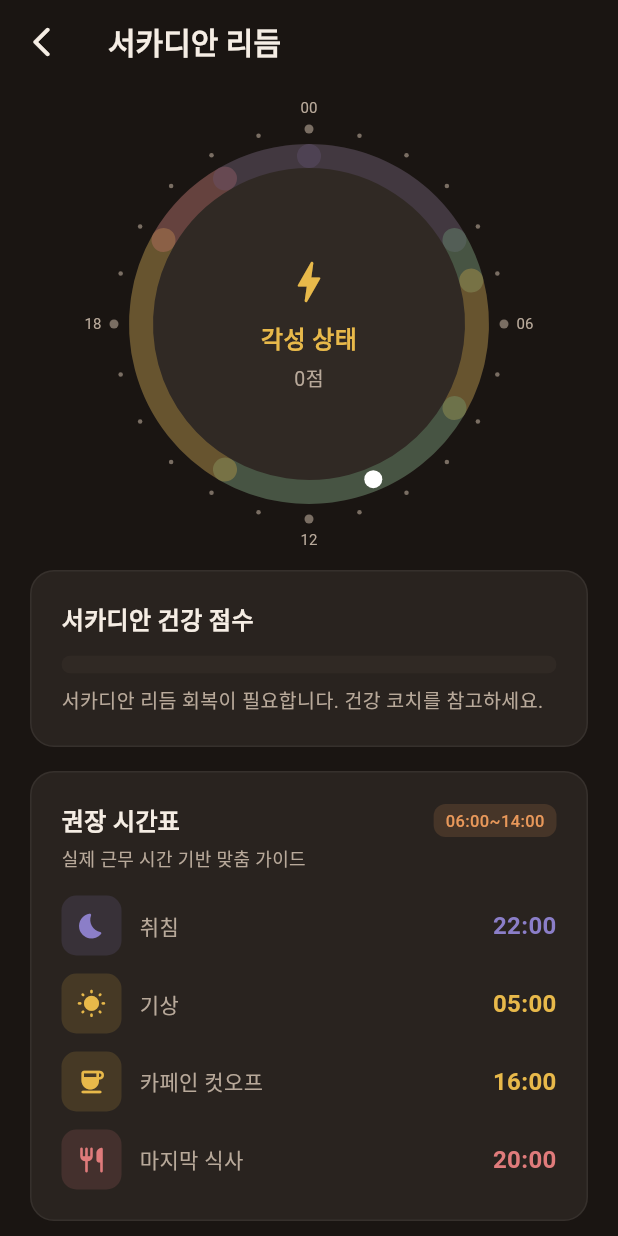
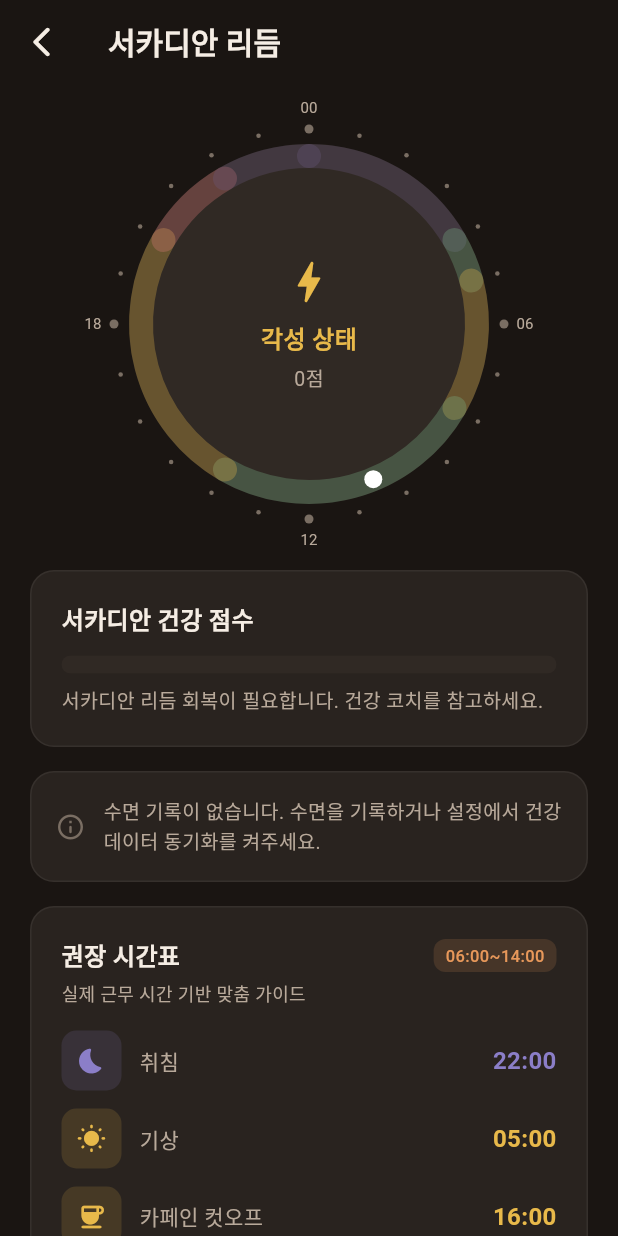
Before and after one commit to chuwg/change-work, a Flutter app: the CircadianScreen screen opened by its route, on a phone screen of 412 x 824 dp. Run offline on Flutter 3.47's test engine with Material 3 defaults, Android fonts, the phone set to English and light mode, and no system bars; our stand-ins replace fl_chart, flutter_local_notifications, flutter_riverpod, share_plus, shared_preferences, sqflite and 3 more; missing offline and left inert: health, home_widget; accounts and stored records are empty.

Commit message:
fix: 데이터 내보내기 CSV 구현 + 수면 동기화 및 서카디안 화면 개선
- CSV 내보내기: 근무/수면/에너지 데이터를 CSV 파일로 공유 기능 구현
- HealthKit 수면 타입 확장: SLEEP_DEEP, SLEEP_LIGHT, SLEEP_REM, SLEEP_AWAKE 추가
- iOS hasAuthorization 수정: hasPermissions가 항상 null 반환하는 문제 해결
- 서카디안 화면: 7일간 수면 요약 카드 추가 (평균 수면시간, 품질, 기록 수)
- 설정: 데이터 내보내기 버튼을 실제 CSV 내보내기에 연결

Co-Authored-By: Claude Opus 4.6 <noreply@anthropic.com>

```diff
--- a/lib/screens/health/circadian_screen.dart
+++ b/lib/screens/health/circadian_screen.dart
@@ -4,6 +4,7 @@ import 'dart:math' as math;
 import '../../config/theme.dart';
 import '../../providers/health_provider.dart';
 import '../../providers/schedule_provider.dart';
+import '../../providers/sleep_provider.dart';
 import '../../services/ai_health_service.dart';
 
 class CircadianScreen extends ConsumerWidget {
@@ -124,6 +125,11 @@ class CircadianScreen extends ConsumerWidget {
 
             const SizedBox(height: 16),
 
+            // Sleep data summary
+            _buildSleepSummary(ref),
+
+            const SizedBox(height: 16),
+
             // Recommended times
             Container(
               padding: const EdgeInsets.all(20),
@@ -234,6 +240,118 @@ class CircadianScreen extends ConsumerWidget {
             ),
           ],
         ),
+      ),
+    );
+  }
+
+  Widget _buildSleepSummary(WidgetRef ref) {
+    final sleep = ref.watch(sleepProvider);
+    final avgHours = sleep.averageSleepHours;
+    final avgQuality = sleep.averageQuality;
+    final recordCount = sleep.last7Days.length;
+
+    if (recordCount == 0) {
+      return Container(
+        padding: const EdgeInsets.all(16),
+        decoration: AppTheme.glassCard,
+        child: Row(
+          children: [
+            Icon(Icons.info_outline_rounded,
+                color: AppTheme.textTertiary, size: 20),
+            const SizedBox(width: 12),
+            Expanded(
+              child: Text(
+                '수면 기록이 없습니다. 수면을 기록하거나 설정에서 건강 데이터 동기화를 켜주세요.',
+                style: TextStyle(
+                  color: AppTheme.textSecondary,
+                  fontSize: 13,
+                ),
+              ),
+            ),
+          ],
+        ),
+      );
+    }
+
+    return Container(
+      padding: const EdgeInsets.all(20),
+      decoration: AppTheme.glassCard,
+      child: Column(
+        crossAxisAlignment: CrossAxisAlignment.start,
+        children: [
+          const Text(
+            '최근 7일 수면 분석',
+            style: TextStyle(
+              color: AppTheme.textPrimary,
+              fontSize: 16,
+              fontWeight: FontWeight.w600,
+            ),
+          ),
+          const SizedBox(height: 16),
+          Row(
+            children: [
+              Expanded(
+                child: _buildSleepStat(
+                  Icons.schedule_rounded,
+                  '평균 수면',
+                  '${avgHours.toStringAsFixed(1)}시간',
+                  avgHours >= 7 ? AppTheme.success : AppTheme.warning,
+                ),
+              ),
+              const SizedBox(width: 12),
+              Expanded(
+                child: _buildSleepStat(
+                  Icons.star_rounded,
+                  '평균 품질',
+                  '${avgQuality.toStringAsFixed(1)}/5',
+                  avgQuality >= 3.5 ? AppTheme.success : AppTheme.warning,
+                ),
+              ),
+              const SizedBox(width: 12),
+              Expanded(
+                child: _buildSleepStat(
+                  Icons.calendar_today_rounded,
+                  '기록 수',
+                  '$recordCount일',
+                  AppTheme.primary,
+                ),
+              ),
+            ],
+          ),
+        ],
+      ),
+    );
+  }
+
+  Widget _buildSleepStat(
+      IconData icon, String label, String value, Color color) {
+    return Container(
+      padding: const EdgeInsets.all(12),
+      decoration: BoxDecoration(
+        color: color.withValues(alpha: 0.1),
+        borderRadius: BorderRadius.circular(12),
+      ),
+      child: Column(
+        children: [
+          Icon(icon, color: color, size: 20),
+          const SizedBox(height: 6),
+          Text(
+            value,
+            style: TextStyle(
+              color: color,
+              fontSize: 15,
+              fontWeight: FontWeight.bold,
+            ),
+          ),
+          const SizedBox(height: 2),
+          Text(
+            label,
+            style: const TextStyle(
+              color: AppTheme.textSecondary,
+              fontSize: 11,
+            ),
+          ),
+        ],
       ),
     );
   }
```
Also changed, not shown: lib/screens/settings/settings_screen.dart (+14 -3 lines), lib/services/export_service.dart (+108 -1 lines), lib/services/health_data_service.dart (+18 -3 lines).
